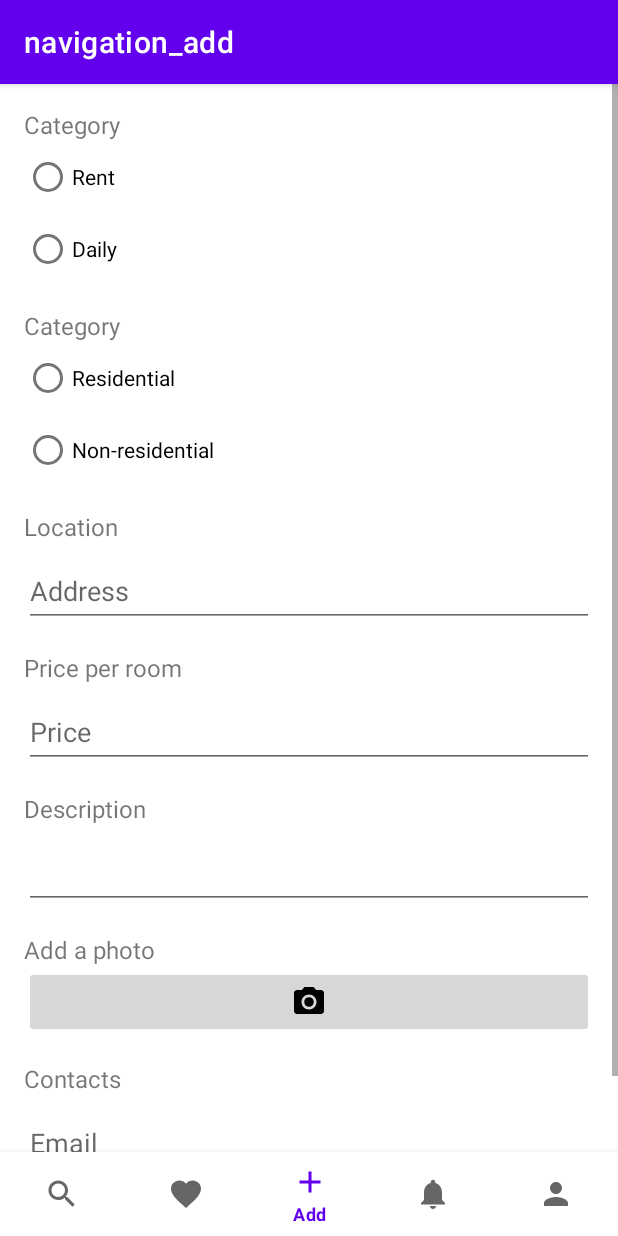
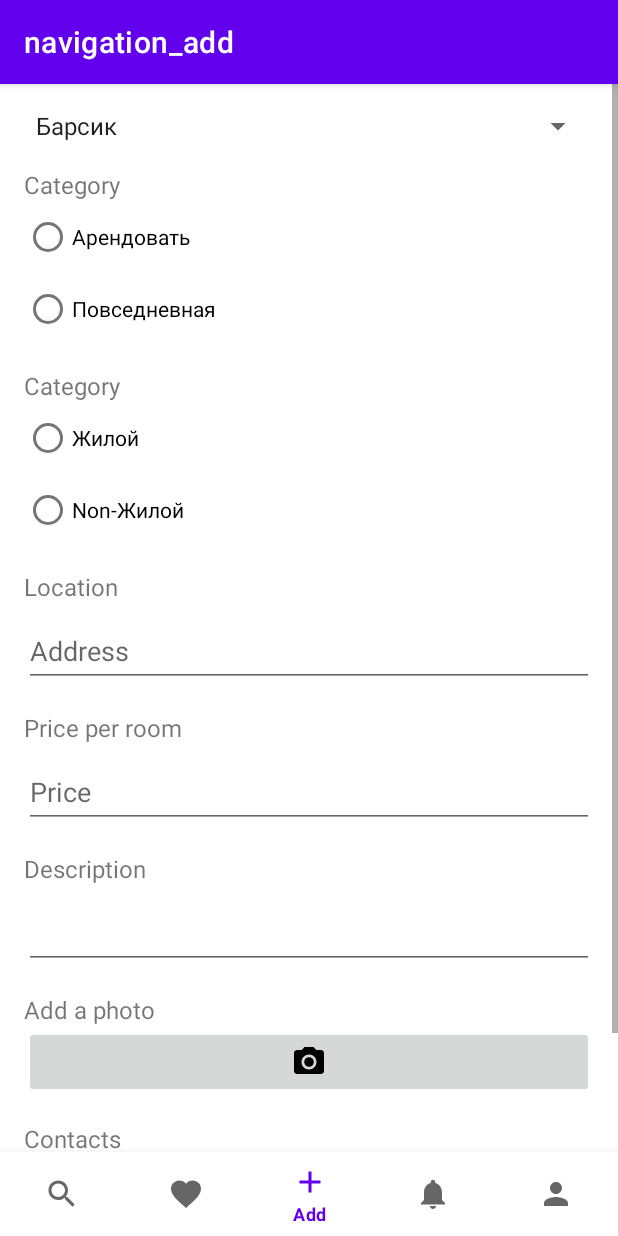
Before and after one commit to Zhyteli/YourRoomNew, an Android app: the AddFragment screen opened through its navigation route, on a phone screen of 412 x 824 dp. Run offline under Robolectric (Android 15) with nearby library versions, the phone set to English and light mode, and no system bars; our stand-ins replace Firebase (no records; nobody signed in at launch, a user with empty details on screens opened directly), navigation-ui.

Commit message:
добовление AddFragment

```diff
--- a/app/src/main/java/com/example/yourroom/User.java
+++ b/app/src/main/java/com/example/yourroom/User.java
@@ -24,11 +24,11 @@ public class User {
         this.id = id;
     }
 
-    public String getName() {
+    public String getuName() {
         return name;
     }
 
-    public void setName(String name) {
+    public void setuName(String name) {
         this.name = name;
     }
 
--- a/app/src/main/java/com/example/yourroom/ui/AddFragment.java
+++ b/app/src/main/java/com/example/yourroom/ui/AddFragment.java
@@ -1,22 +1,52 @@
 package com.example.yourroom.ui;
 
+import android.content.Intent;
+import android.graphics.Bitmap;
+import android.graphics.drawable.BitmapDrawable;
+import android.net.Uri;
 import android.os.Bundle;
 
+import androidx.annotation.NonNull;
+import androidx.annotation.Nullable;
 import androidx.fragment.app.Fragment;
 
+import android.text.TextUtils;
+import android.util.Log;
 import android.view.LayoutInflater;
 import android.view.View;
 import android.view.ViewGroup;
+import android.widget.Button;
 import android.widget.EditText;
+import android.widget.ImageButton;
 import android.widget.RadioButton;
+import android.widget.Toast;
 
+import com.example.yourroom.Announcement.Announcement;
+import com.example.yourroom.MainActivity;
 import com.example.yourroom.R;
+import com.google.android.gms.tasks.Continuation;
+import com.google.android.gms.tasks.OnCompleteListener;
+import com.google.android.gms.tasks.Task;
+import com.google.firebase.database.DatabaseReference;
+import com.google.firebase.database.FirebaseDatabase;
+import com.google.firebase.storage.FirebaseStorage;
+import com.google.firebase.storage.StorageReference;
+import com.google.firebase.storage.UploadTask;
+
+import java.io.ByteArrayOutputStream;
 
 
 public class AddFragment extends Fragment {
     private EditText mEditTextFileAddress, mEditTextFilePrice, mEditTextFileDescription,
             mEditTextFileEmail, mEditTextFilePhone;
     private RadioButton mRadioButtonRent, mRadioButtonDaily, mRadioButtonResidential, mRadioButtonNon_residential;
+    private Button mButtonAdd;
+    private ImageButton mImageButtonAdd;
+    private String USER_KEY_ANNOUNCEMENT = "Announcement";
+
+    private DatabaseReference mDatabaseRef;
+    private StorageReference mStorageRef;
+    private Uri mImageUri;
     @Override
     public View onCreateView(LayoutInflater inflater, ViewGroup container,
                              Bundle savedInstanceState) {
@@ -24,4 +54,99 @@ public class AddFragment extends Fragment {
         return inflater.inflate(R.layout.fragment_add, container, false);
     }
 
+    @Override
+    public void onViewCreated(@NonNull View view, @Nullable Bundle savedInstanceState) {
+        super.onViewCreated(view, savedInstanceState);
+        init(view);
+
+        mImageButtonAdd.setOnClickListener(new View.OnClickListener() {
+            @Override
+            public void onClick(View view) {
+                getImage();
+            }
+        });
+        mButtonAdd.setOnClickListener(new View.OnClickListener() {
+            @Override
+            public void onClick(View view) {
+                if (mImageButtonAdd != null) {
+                    uploadImage();
+                }
+            }
+        });
+
+    }
+    private void init(@NonNull View view) {
+        mEditTextFileAddress = view.findViewById(R.id.edit_text_address);
+        mEditTextFilePrice = view.findViewById(R.id.edit_text_price);
+        // Описание добавить внутырь
+        mEditTextFileDescription = view.findViewById(R.id.edit_text_description);
+        //
+        mEditTextFileEmail = view.findViewById(R.id.edit_text_email);
+        mEditTextFilePhone = view.findViewById(R.id.edit_text_phone);
+
+        mRadioButtonDaily = view.findViewById(R.id.dailyRb);
+        mRadioButtonRent = view.findViewById(R.id.rentRb);
+        mRadioButtonResidential = view.findViewById(R.id.residentialRb);
+        mRadioButtonNon_residential = view.findViewById(R.id.non_residential_Rb);
+
+        mButtonAdd = view.findViewById(R.id.button_publish);
+        mImageButtonAdd = view.findViewById(R.id.image_button_add);
+
+        mStorageRef = FirebaseStorage.getInstance().getReference(USER_KEY_ANNOUNCEMENT);
+        mDatabaseRef = FirebaseDatabase.getInstance().getReference(USER_KEY_ANNOUNCEMENT);
+
+    }
+    private void saveUser(){
+        String id = mDatabaseRef.push().getKey();
+        String email = mEditTextFileEmail.getText().toString();
+        String phone = mEditTextFilePhone.getText().toString();
+        String address = mEditTextFileAddress.getText().toString();
+        String price = mEditTextFilePrice.getText().toString();
+        String description = mEditTextFileDescription.getText().toString();
+        Announcement newAnnouncement = new Announcement(email, phone, address, price, description, mImageUri.toString());
+
+        if(!TextUtils.isEmpty(email)) {
+            if (id != null) mDatabaseRef.child(id).setValue(newAnnouncement);
+            Toast.makeText(getActivity(), "Сохранено", Toast.LENGTH_SHORT).show();
+        }
+        else {
+            Toast.makeText(getActivity(), "Пустое поле", Toast.LENGTH_SHORT).show();
+        }
+    }
+    private void uploadImage(){
+        Bitmap bitmap = ((BitmapDrawable) mImageButtonAdd.getDrawable()).getBitmap();
+        ByteArrayOutputStream baos = new ByteArrayOutputStream();
+        bitmap.compress(Bitmap.CompressFormat.JPEG,100,baos);
+        byte[] byteArray = baos.toByteArray();
+        final StorageReference mRef = mStorageRef.child(System.currentTimeMillis() + USER_KEY_ANNOUNCEMENT);
+        UploadTask up = mRef.putBytes(byteArray);
+        Task<Uri> task = up.continueWithTask(new Continuation<UploadTask.TaskSnapshot, Task<Uri>>() {
+            @Override
+            public Task<Uri> then(@NonNull Task<UploadTask.TaskSnapshot> task) throws Exception {
+                return mRef.getDownloadUrl();
+            }
+        }).addOnCompleteListener(new OnCompleteListener<Uri>() {
+            @Override
+            public void onComplete(@NonNull Task<Uri> task) {
+                mImageUri = task.getResult();
+                saveUser();
+            }
+        });
+
+    }
+    @Override
+    public void onActivityResult(int requestCode, int resultCode, @Nullable Intent data) {
+        super.onActivityResult(requestCode, resultCode, data);
+        if(requestCode == 1 && data != null){
+            Log.d("MyLog","Image Url: " + data.getData());
+            mImageButtonAdd.setImageURI(data.getData());
+        }
+    }
+    // Сам вызов из памяти фотки
+    private void getImage(){
+        Intent intentChoose = new Intent();
+        intentChoose.setType("image/*");
+        intentChoose.setAction(Intent.ACTION_GET_CONTENT);
+        startActivityForResult(intentChoose,1);
+    }
 }
--- a/app/src/main/res/layout/fragment_add.xml
+++ b/app/src/main/res/layout/fragment_add.xml
@@ -18,6 +18,15 @@
             android:layout_width="match_parent"
             android:layout_height="wrap_content"
             android:orientation="vertical">
+
+            <Spinner
+                android:id="@+id/spinner"
+                android:layout_width="match_parent"
+                android:layout_height="wrap_content"
+                android:layout_marginLeft="16dp"
+                android:layout_marginTop="16dp"
+                android:layout_marginRight="16dp"
+                android:entries="@array/catNames"/>
 
             <TextView
                 android:layout_width="match_parent"
--- a/app/src/main/res/values/strings.xml
+++ b/app/src/main/res/values/strings.xml
@@ -25,14 +25,14 @@
     <string name="hello_blank_fragment">Hello blank fragment</string>
 
     <string name="your_room_tx">Your Room</string>
-    <string name="rent_button">Rent</string>
-    <string name="daily_button">Daily</string>
+    <string name="rent_button">Арендовать</string>
+    <string name="daily_button">Повседневная</string>
     <string name="city_and_region_tx">City and region</string>
     <string name="new_buildings_button">New buildings</string>
     <string name="warehouse_button">Warehouse</string>
     <string name="favorites_tx">Favorites</string>
-    <string name="residential_button">Residential</string>
-    <string name="non_residential_button">Non-residential</string>
+    <string name="residential_button">Жилой</string>
+    <string name="non_residential_button">Non-Жилой</string>
     <string name="email">Email</string>
     <string name="phone_tv">Phone</string>
     <string name="location_tx">Location</string>
@@ -45,4 +45,10 @@
     <string name="contacts_tx">Contacts</string>
     <string name="publish_tx">Publish</string>
 
+    <string-array name="catNames">
+        <item>Барсик</item>
+        <item>Мурзик</item>
+        <item>Васька</item>
+        <item>Рыжик</item>
+    </string-array>
 </resources>
```
Also changed, not shown: app/src/main/java/com/example/yourroom/Announcement/Announcement.java (+10 -0 lines), 1 other file.
